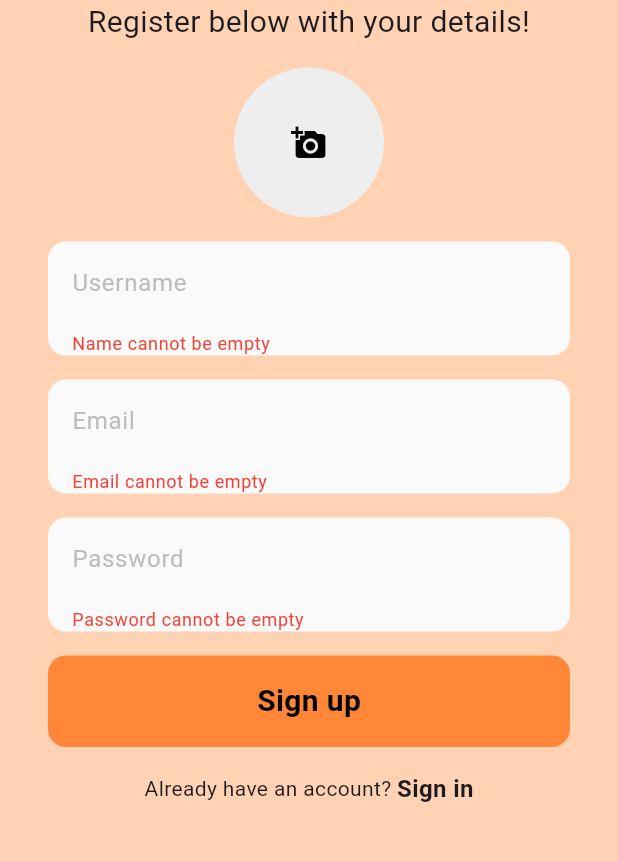
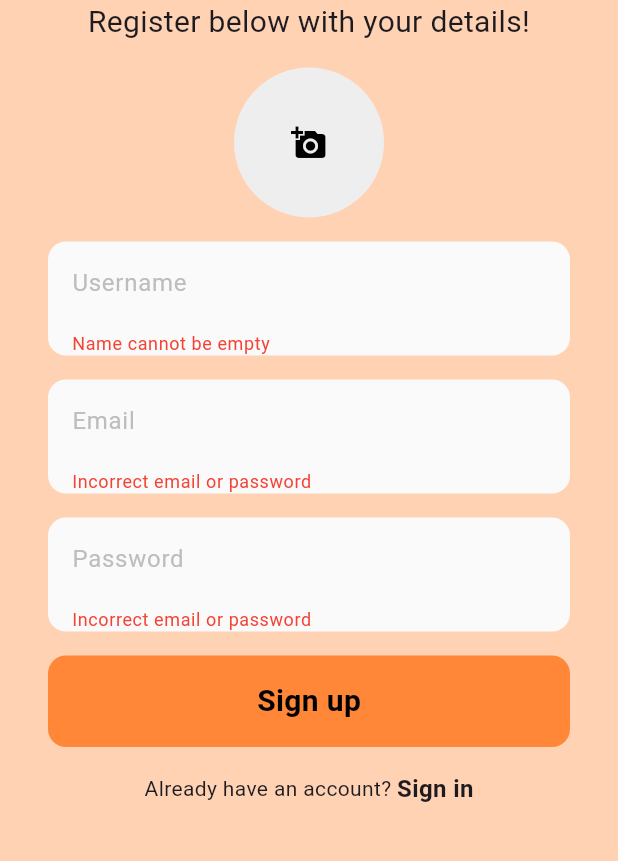
Before and after one commit to PypaertSybrin/app-eindopdracht, a Flutter app: the SignUp screen opened directly, after a tap on "Sign up", on a phone screen of 412 x 824 dp, the part 267-1128 px from its top. Run offline on Flutter 3.47's test engine with Material 3 defaults, Android fonts, the phone set to English and light mode, and no system bars; our stand-ins replace cloud_firestore, firebase_auth, firebase_core, firebase_storage, flutter_local_notifications, image_picker and 3 more; missing offline and left inert: dart:ffi; accounts and stored records are empty.

Commit message:
feat: added more validation on sign up

```diff
--- a/tastytrade/lib/routes/auth/login.dart
+++ b/tastytrade/lib/routes/auth/login.dart
@@ -102,7 +102,7 @@ class _LoginState extends State<Login> {
                     padding: const EdgeInsets.only(left: 16),
                     child: TextField(
                       decoration: InputDecoration(
-                        errorText: error ? 'Invalid email or password' : null,
+                        errorText: error ? 'Incorrect email or password' : null,
                         errorStyle: const TextStyle(color: Colors.red),
                         labelText: 'Email',
                         border: InputBorder.none,
@@ -125,7 +125,7 @@ class _LoginState extends State<Login> {
                     child: TextField(
                       obscureText: true,
                       decoration: InputDecoration(
-                        errorText: error ? 'Invalid email or password' : null,
+                        errorText: error ? 'Incorrect email or password' : null,
                         errorStyle: const TextStyle(color: Colors.red),
                         labelText: 'Password',
                         border: InputBorder.none,
--- a/tastytrade/lib/routes/auth/sign_up.dart
+++ b/tastytrade/lib/routes/auth/sign_up.dart
@@ -23,8 +23,7 @@ class _SignUpState extends State<SignUp> {
   String password = '';
   bool isLoading = false;
   bool nameError = false;
-  bool emailError = false;
-  bool passwordError = false;
+  bool emailOrPasswordError = false;
 
   final storageRef = FirebaseStorage.instance.ref();
 
@@ -33,9 +32,9 @@ class _SignUpState extends State<SignUp> {
       isLoading = true;
     });
     if (email.isNotEmpty && password.isNotEmpty && name.isNotEmpty) {
-      // print(email);
-      // print(password);
-
+      setState(() {
+        nameError = name.isEmpty;
+      });
       try {
         final credential = await FirebaseAuth.instance
             .createUserWithEmailAndPassword(email: email, password: password);
@@ -47,7 +46,6 @@ class _SignUpState extends State<SignUp> {
                 .putFile(image!)
                 .then((value) => value.ref.getDownloadURL()));
           }
-          await credential.user!.reload();
           await context.read<GetRecipes>().getAllRecipes();
           context.read<GetRecipes>().updateRecipesByLiked(credential.user!.uid);
           context.read<GetRecipes>().updateRecipesByUser(credential.user!.uid);
@@ -65,14 +63,14 @@ class _SignUpState extends State<SignUp> {
         }
         // print(credential.user);
       } on FirebaseAuthException catch (e) {
+        setState(() {
+          emailOrPasswordError = true;
+        });
         if (e.code == 'user-not-found') {
           // print('No user found for that email.');
         } else if (e.code == 'wrong-password') {
           // print('Wrong password provided for that user.');
         }
-        setState(() {
-          isLoading = false;
-        });
       } finally {
         setState(() {
           isLoading = false;
@@ -81,8 +79,7 @@ class _SignUpState extends State<SignUp> {
     } else {
       setState(() {
         nameError = name.isEmpty;
-        emailError = email.isEmpty;
-        passwordError = password.isEmpty;
+        emailOrPasswordError = email.isEmpty || password.isEmpty;
         isLoading = false;
       });
     }
@@ -196,7 +193,9 @@ class _SignUpState extends State<SignUp> {
                     padding: const EdgeInsets.only(left: 16),
                     child: TextField(
                       decoration: InputDecoration(
-                        errorText: emailError ? 'Email cannot be empty' : null,
+                        errorText: emailOrPasswordError
+                            ? 'Incorrect email or password'
+                            : null,
                         errorStyle: const TextStyle(color: Colors.red),
                         labelText: 'Email',
                         border: InputBorder.none,
@@ -219,8 +218,9 @@ class _SignUpState extends State<SignUp> {
                     child: TextField(
                       obscureText: true,
                       decoration: InputDecoration(
-                        errorText:
-                            passwordError ? 'Password cannot be empty' : null,
+                        errorText: emailOrPasswordError
+                            ? 'Incorrect email or password'
+                            : null,
                         errorStyle: const TextStyle(color: Colors.red),
                         labelText: 'Password',
                         border: InputBorder.none,
```
